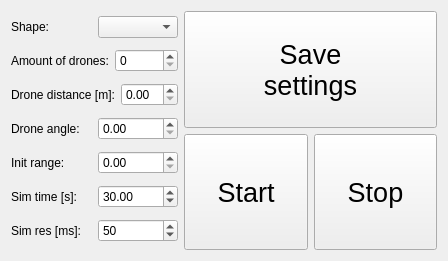
This is catkin_ws/src/supervisor/src/View/mainwindow.ui in jlrandulfe/drone-swarm as Qt 5 draws it before an edit. The edited form follows.
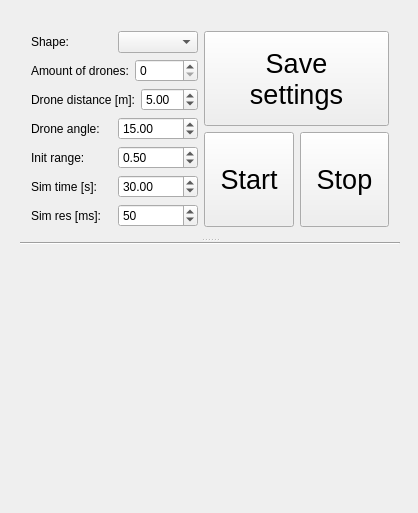
This is the edited form.

```diff
--- a/catkin_ws/src/supervisor/src/View/mainwindow.ui
+++ b/catkin_ws/src/supervisor/src/View/mainwindow.ui
@@ -6,8 +6,8 @@
    <rect>
     <x>0</x>
     <y>0</y>
-    <width>448</width>
-    <height>261</height>
+    <width>418</width>
+    <height>513</height>
    </rect>
   </property>
   <property name="sizePolicy">
@@ -26,8 +26,22 @@
      <verstretch>0</verstretch>
     </sizepolicy>
    </property>
+   <widget class="QWidget" name="">
+    <property name="geometry">
+     <rect>
+      <x>9</x>
+      <y>9</y>
+      <width>402</width>
+      <height>270</height>
+     </rect>
+    </property>
    <layout class="QVBoxLayout" name="verticalLayout_3">
     <item>
+      <widget class="QSplitter" name="splitter">
+       <property name="orientation">
+        <enum>Qt::Vertical</enum>
+       </property>
+       <widget class="QWidget" name="">
      <layout class="QHBoxLayout" name="horizontalLayout_9">
       <item>
        <layout class="QVBoxLayout" name="verticalLayout">
@@ -47,7 +61,11 @@
            </widget>
           </item>
           <item>
-           <widget class="QComboBox" name="shapeCombo"/>
+              <widget class="QComboBox" name="shapeCombo">
+               <property name="currentIndex">
+                <number>-1</number>
+               </property>
+              </widget>
           </item>
          </layout>
         </item>
@@ -104,6 +122,9 @@
               <verstretch>0</verstretch>
              </sizepolicy>
             </property>
+               <property name="value">
+                <double>5.000000000000000</double>
+               </property>
            </widget>
           </item>
          </layout>
@@ -131,6 +152,9 @@
               <verstretch>0</verstretch>
              </sizepolicy>
             </property>
+               <property name="value">
+                <double>15.000000000000000</double>
+               </property>
            </widget>
           </item>
          </layout>
@@ -145,7 +169,11 @@
            </widget>
           </item>
           <item>
-           <widget class="QDoubleSpinBox" name="initRangeSpinBox"/>
+              <widget class="QDoubleSpinBox" name="initRangeSpinBox">
+               <property name="value">
+                <double>0.500000000000000</double>
+               </property>
+              </widget>
           </item>
          </layout>
         </item>
@@ -318,8 +346,26 @@
        </layout>
       </item>
      </layout>
-    </item>
-   </layout>
+       </widget>
+       <widget class="Line" name="line">
+        <property name="orientation">
+         <enum>Qt::Horizontal</enum>
+        </property>
+       </widget>
+      </widget>
+     </item>
+     <item>
+      <widget class="QWidget" name="widget" native="true">
+       <property name="sizePolicy">
+        <sizepolicy hsizetype="Preferred" vsizetype="Expanding">
+         <horstretch>0</horstretch>
+         <verstretch>0</verstretch>
+        </sizepolicy>
+       </property>
+      </widget>
+     </item>
+    </layout>
+   </widget>
   </widget>
  </widget>
  <layoutdefault spacing="6" margin="11"/>
```
Lines whose indentation alone changed are shown as unchanged.
